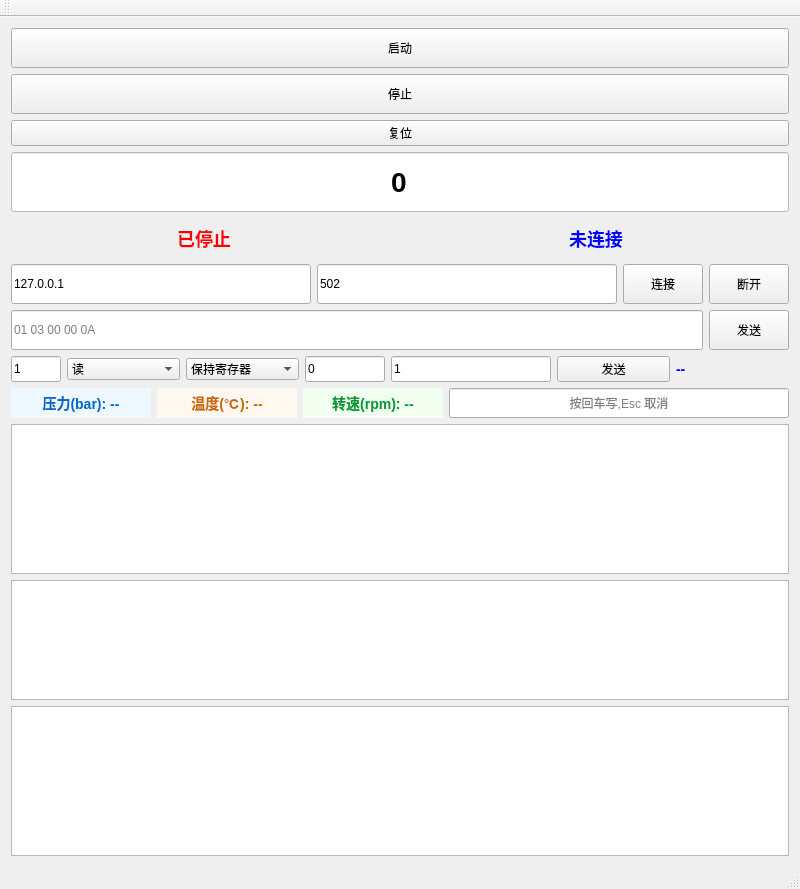
Above: hmi.ui from WQian886/HMI before the change. Below: the same form after it.
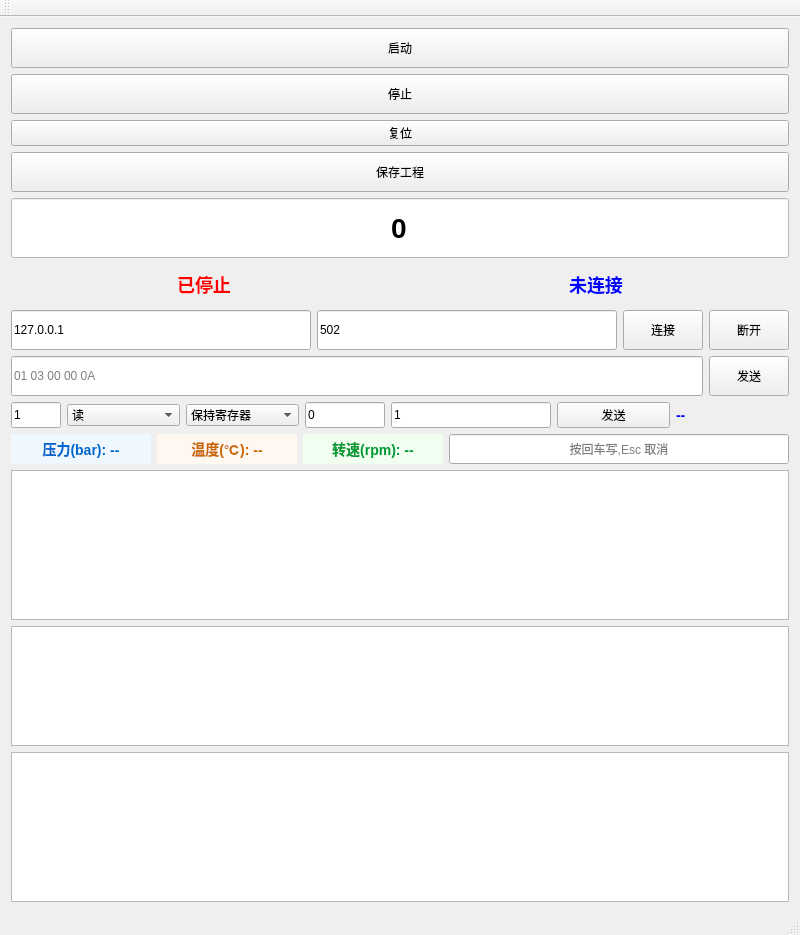
That is the form after the change.

Diff of the .ui file:
```diff
--- a/hmi.ui
+++ b/hmi.ui
@@ -37,6 +37,14 @@
       <property name="text"><string>复位</string></property>
      </widget>
     </item>
+    <item>
+     <widget class="QPushButton" name="saveButton">
+      <property name="minimumSize">
+       <size><width>120</width><height>40</height></size>
+      </property>
+      <property name="text"><string>保存工程</string></property>
+     </widget>
+    </item>
     <item>
      <widget class="QLineEdit" name="numberLineEdit">
       <property name="minimumSize">
```
